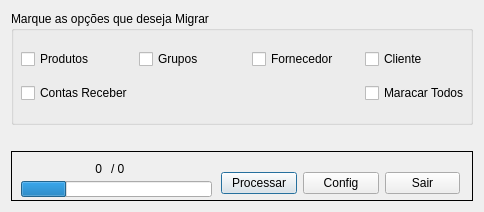
The window that interfaces_ui/frm_principal.ui (ronaldsantos63/Migrador_TeciModas) describes before a commit, drawn with Qt 5.
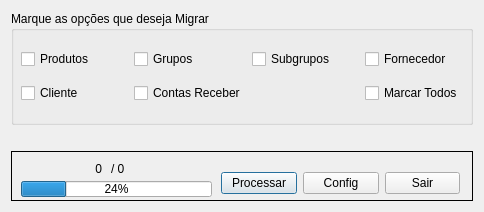
The same window after the commit.

Commit message: Inclusão do CheckBox de SUBGRUPOS

```diff
--- a/interfaces_ui/frm_principal.ui
+++ b/interfaces_ui/frm_principal.ui
@@ -19,7 +19,7 @@
      <property name="title">
       <string>Marque as opções que deseja Migrar</string>
      </property>
-     <widget class="QWidget" name="">
+     <widget class="QWidget" name="layoutWidget">
       <property name="geometry">
        <rect>
         <x>10</x>
@@ -49,7 +49,24 @@
          </property>
         </widget>
        </item>
+       <item row="1" column="3">
+        <widget class="QCheckBox" name="check_marcar_todos">
+         <property name="cursor">
+          <cursorShape>PointingHandCursor</cursorShape>
+         </property>
+         <property name="text">
+          <string>Marcar Todos</string>
+         </property>
+        </widget>
+       </item>
        <item row="0" column="2">
+        <widget class="QCheckBox" name="check_subgrupos">
+         <property name="text">
+          <string>Subgrupos</string>
+         </property>
+        </widget>
+       </item>
+       <item row="0" column="3">
         <widget class="QCheckBox" name="check_fornecedor">
          <property name="cursor">
           <cursorShape>PointingHandCursor</cursorShape>
@@ -59,7 +76,7 @@
          </property>
         </widget>
        </item>
-       <item row="0" column="3">
+       <item row="1" column="0">
         <widget class="QCheckBox" name="check_cliente">
          <property name="cursor">
           <cursorShape>PointingHandCursor</cursorShape>
@@ -69,7 +86,7 @@
          </property>
         </widget>
        </item>
-       <item row="1" column="0">
+       <item row="1" column="1">
         <widget class="QCheckBox" name="check_conta_receber">
          <property name="cursor">
           <cursorShape>PointingHandCursor</cursorShape>
@@ -79,16 +96,6 @@
          </property>
         </widget>
        </item>
-       <item row="1" column="3">
-        <widget class="QCheckBox" name="checkBox">
-         <property name="cursor">
-          <cursorShape>PointingHandCursor</cursorShape>
-         </property>
-         <property name="text">
-          <string>Maracar Todos</string>
-         </property>
-        </widget>
-       </item>
       </layout>
      </widget>
     </widget>
@@ -139,6 +146,9 @@
        <number>24</number>
       </property>
       <property name="textVisible">
+       <bool>true</bool>
+      </property>
+      <property name="invertedAppearance">
        <bool>false</bool>
       </property>
      </widget>
@@ -171,7 +181,7 @@
        <string>/ 0</string>
       </property>
      </widget>
-     <widget class="QWidget" name="">
+     <widget class="QWidget" name="layoutWidget">
       <property name="geometry">
        <rect>
         <x>210</x>
```
Left out of the diff: 10 changed lines with no effect on the pictures. The commit also changes 1 other file.
